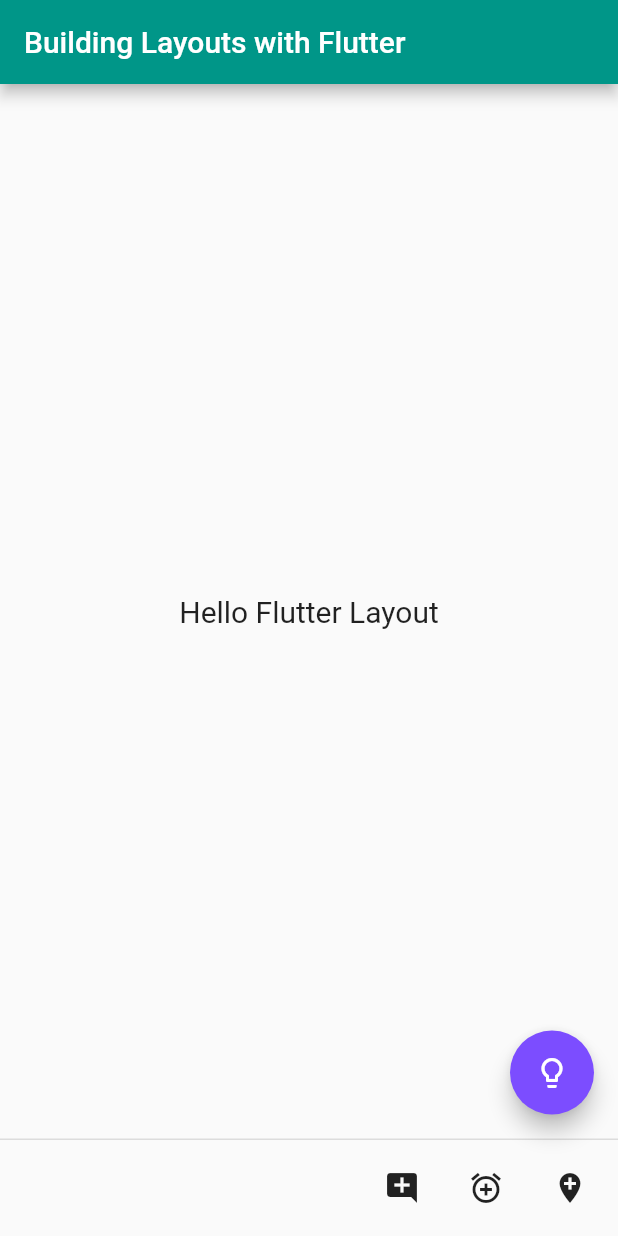
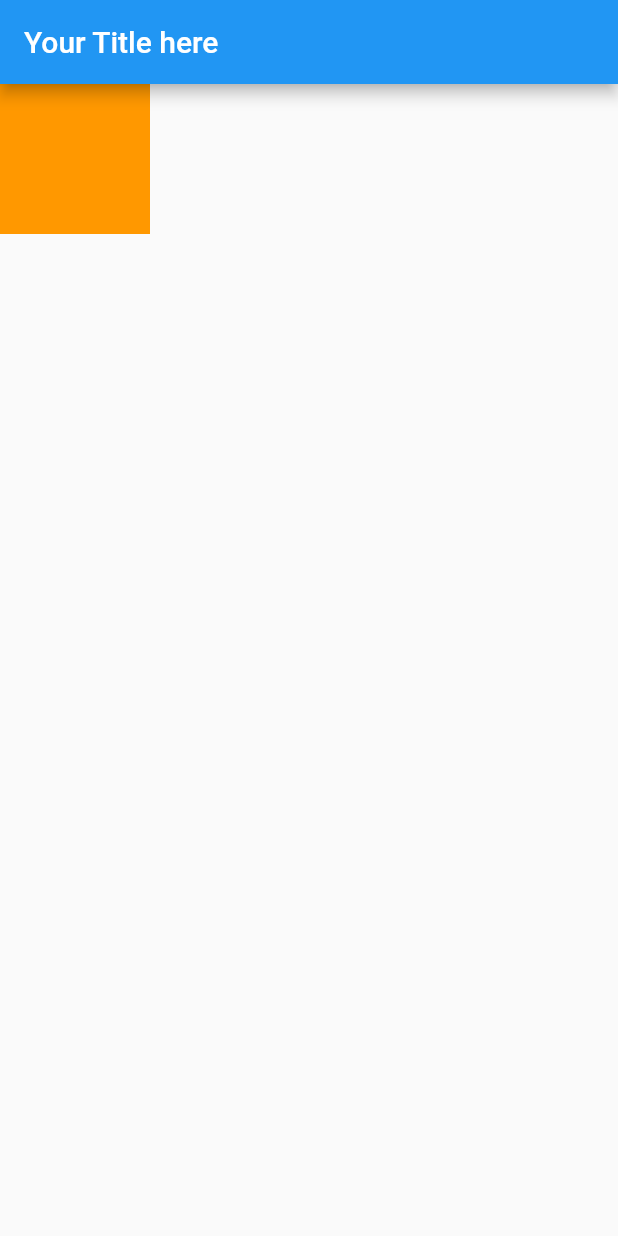
Before and after one commit to etczrn/flutter_projects, a Flutter app: the screen it shows after launch, on a phone screen of 412 x 824 dp. Run offline on Flutter 3.47's test engine with Material 2 defaults, Android fonts, the light colour scheme and no system bars; our stand-ins replace shared_preferences.

Commit message:
Closes #20; Setting a Container Size and Shape #20

```diff
--- a/hello_layout/lib/main.dart
+++ b/hello_layout/lib/main.dart
@@ -5,51 +5,24 @@ void main() => runApp(MyApp());
 class MyApp extends StatelessWidget {
   const MyApp({Key? key}) : super(key: key);
 
-// Build context describes where you are in the tree of widgets
   @override
   Widget build(BuildContext context) {
     return MaterialApp(
-      theme: ThemeData(
-          // colorScheme: ColorScheme.fromSwatch(
-          //   // dark mode에서는 AppBar 색상이 바뀌지 않음
-          //   // brightness: Brightness.dark,
-          //   // primarySwatch: Colors.purple,
-          // ).copyWith(secondary: Colors.green),
-          // textTheme: const TextTheme(bodyText2: TextStyle(fontSize: 20))
-          colorScheme: ColorScheme.fromSwatch().copyWith(
-            primary: const Color(0xff009688),
-            secondary: const Color(0xff7c4dff),
-          ),
-          textTheme: const TextTheme(bodyText2: TextStyle(fontSize: 20))),
+      title: 'Your app name',
       home: Scaffold(
         appBar: AppBar(
-          title: const Text('Building Layouts with Flutter'),
+          title: const Text('Your Title here'),
         ),
-        body: const Center(
-          child: Text(
-            'Hello Flutter Layout',
-          ),
+        body: Column(
+          children: [
+            Container(
+              color: Colors.orange,
+              // child: const Text('Hello container'),
+              width: 100.0,
+              height: 100.0,
+            )
+          ],
         ),
-        floatingActionButton: FloatingActionButton(
-          child: const Icon(Icons.lightbulb_outline),
-          onPressed: () {
-            print('You rang?');
-          },
-        ),
-        persistentFooterButtons: [
-          IconButton(
-            icon: const Icon(Icons.add_comment),
-            onPressed: () {},
-          ),
-          IconButton(
-            icon: const Icon(Icons.add_alarm),
-            onPressed: () {},
-          ),
-          IconButton(
-            icon: const Icon(Icons.add_location),
-            onPressed: () {},
-          ),
-        ],
       ),
     );
   }
```
